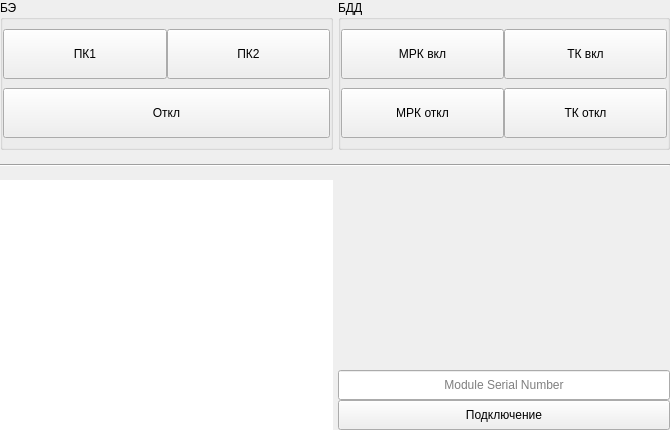
Qt form oai_kpa_mku_widget.ui (Snbnv/OAI_KPA_MKU) before a commit.
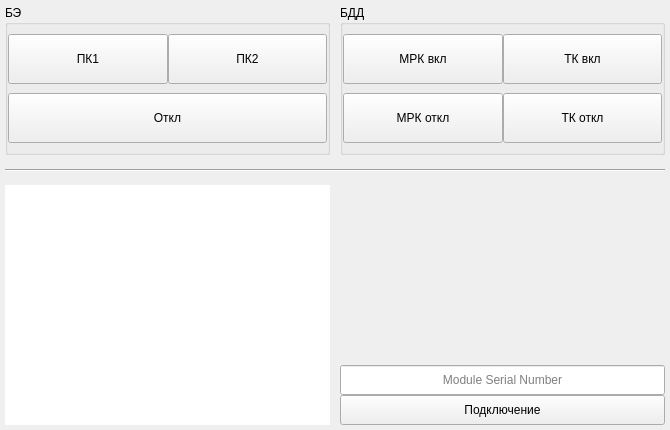
The same form after that commit.

The edit to the form file:
```diff
--- a/oai_kpa_mku_widget.ui
+++ b/oai_kpa_mku_widget.ui
@@ -31,9 +31,217 @@
   <property name="windowTitle">
    <string>Form</string>
   </property>
-  <layout class="QGridLayout" name="gridLayout" columnstretch="0,0,0,0,0,0,0">
-   <item row="0" column="2">
-    <widget class="QGroupBox" name="groupBox_2">
+  <layout class="QGridLayout" name="gridLayout" columnstretch="0,0,0,0,0">
+   <item row="1" column="2">
+    <spacer name="horizontalSpacer">
+     <property name="orientation">
+      <enum>Qt::Horizontal</enum>
+     </property>
+     <property name="sizeType">
+      <enum>QSizePolicy::Fixed</enum>
+     </property>
+     <property name="sizeHint" stdset="0">
+      <size>
+       <width>10</width>
+       <height>20</height>
+      </size>
+     </property>
+    </spacer>
+   </item>
+   <item row="1" column="1">
+    <widget class="QGroupBox" name="GroupBox_BE">
+     <property name="enabled">
+      <bool>true</bool>
+     </property>
+     <property name="sizePolicy">
+      <sizepolicy hsizetype="Minimum" vsizetype="Preferred">
+       <horstretch>0</horstretch>
+       <verstretch>0</verstretch>
+      </sizepolicy>
+     </property>
+     <property name="minimumSize">
+      <size>
+       <width>200</width>
+       <height>150</height>
+      </size>
+     </property>
+     <property name="maximumSize">
+      <size>
+       <width>400</width>
+       <height>200</height>
+      </size>
+     </property>
+     <property name="sizeIncrement">
+      <size>
+       <width>150</width>
+       <height>100</height>
+      </size>
+     </property>
+     <property name="baseSize">
+      <size>
+       <width>200</width>
+       <height>100</height>
+      </size>
+     </property>
+     <property name="toolTip">
+      <string>&lt;html&gt;&lt;head/&gt;&lt;body&gt;&lt;p align=&quot;center&quot;&gt;Команды управления БЭ БДК2&lt;/p&gt;&lt;/body&gt;&lt;/html&gt;</string>
+     </property>
+     <property name="layoutDirection">
+      <enum>Qt::LeftToRight</enum>
+     </property>
+     <property name="title">
+      <string>БЭ</string>
+     </property>
+     <property name="flat">
+      <bool>false</bool>
+     </property>
+     <property name="checkable">
+      <bool>false</bool>
+     </property>
+     <property name="checked">
+      <bool>false</bool>
+     </property>
+     <layout class="QGridLayout" name="gridLayout_2">
+      <item row="0" column="0">
+       <widget class="QPushButton" name="pushButton_PK1">
+        <property name="minimumSize">
+         <size>
+          <width>40</width>
+          <height>20</height>
+         </size>
+        </property>
+        <property name="maximumSize">
+         <size>
+          <width>16777215</width>
+          <height>50</height>
+         </size>
+        </property>
+        <property name="toolTip">
+         <string>&lt;html&gt;&lt;head/&gt;&lt;body&gt;&lt;p&gt;Задействовать полукомплект 1&lt;/p&gt;&lt;/body&gt;&lt;/html&gt;</string>
+        </property>
+        <property name="text">
+         <string>ПК1</string>
+        </property>
+       </widget>
+      </item>
+      <item row="0" column="1">
+       <widget class="QPushButton" name="pushButton_PK2">
+        <property name="minimumSize">
+         <size>
+          <width>40</width>
+          <height>20</height>
+         </size>
+        </property>
+        <property name="maximumSize">
+         <size>
+          <width>16777215</width>
+          <height>50</height>
+         </size>
+        </property>
+        <property name="sizeIncrement">
+         <size>
+          <width>130</width>
+          <height>40</height>
+         </size>
+        </property>
+        <property name="toolTip">
+         <string>&lt;html&gt;&lt;head/&gt;&lt;body&gt;&lt;p&gt;Задействовать полукомплект 2&lt;/p&gt;&lt;/body&gt;&lt;/html&gt;</string>
+        </property>
+        <property name="text">
+         <string>ПК2</string>
+        </property>
+       </widget>
+      </item>
+      <item row="1" column="0" colspan="2">
+       <widget class="QPushButton" name="pushButton_PK_Off">
+        <property name="minimumSize">
+         <size>
+          <width>80</width>
+          <height>20</height>
+         </size>
+        </property>
+        <property name="maximumSize">
+         <size>
+          <width>16777215</width>
+          <height>50</height>
+         </size>
+        </property>
+        <property name="toolTip">
+         <string>&lt;html&gt;&lt;head/&gt;&lt;body&gt;&lt;p&gt;Отключить БЭ&lt;/p&gt;&lt;/body&gt;&lt;/html&gt;</string>
+        </property>
+        <property name="text">
+         <string>Откл</string>
+        </property>
+       </widget>
+      </item>
+     </layout>
+    </widget>
+   </item>
+   <item row="1" column="4" rowspan="4">
+    <spacer name="horizontalSpacer_4">
+     <property name="orientation">
+      <enum>Qt::Horizontal</enum>
+     </property>
+     <property name="sizeType">
+      <enum>QSizePolicy::Fixed</enum>
+     </property>
+     <property name="sizeHint" stdset="0">
+      <size>
+       <width>5</width>
+       <height>100</height>
+      </size>
+     </property>
+    </spacer>
+   </item>
+   <item row="1" column="0" rowspan="4">
+    <spacer name="horizontalSpacer_3">
+     <property name="orientation">
+      <enum>Qt::Horizontal</enum>
+     </property>
+     <property name="sizeType">
+      <enum>QSizePolicy::Fixed</enum>
+     </property>
+     <property name="sizeHint" stdset="0">
+      <size>
+       <width>5</width>
+       <height>20</height>
+      </size>
+     </property>
+    </spacer>
+   </item>
+   <item row="3" column="1" colspan="3">
+    <widget class="Line" name="line">
+     <property name="minimumSize">
+      <size>
+       <width>300</width>
+       <height>30</height>
+      </size>
+     </property>
+     <property name="sizeIncrement">
+      <size>
+       <width>300</width>
+       <height>8</height>
+      </size>
+     </property>
+     <property name="baseSize">
+      <size>
+       <width>300</width>
+       <height>10</height>
+      </size>
+     </property>
+     <property name="orientation">
+      <enum>Qt::Horizontal</enum>
+     </property>
+    </widget>
+   </item>
+   <item row="1" column="3">
+    <widget class="QGroupBox" name="GroupBox_BDD">
+     <property name="sizePolicy">
+      <sizepolicy hsizetype="Minimum" vsizetype="Preferred">
+       <horstretch>0</horstretch>
+       <verstretch>0</verstretch>
+      </sizepolicy>
+     </property>
      <property name="minimumSize">
       <size>
        <width>200</width>
@@ -144,7 +352,82 @@
      </layout>
     </widget>
    </item>
-   <item row="3" column="2">
+   <item row="4" column="1">
+    <widget class="QLineEdit" name="statusLineEdit">
+     <property name="enabled">
+      <bool>true</bool>
+     </property>
+     <property name="sizePolicy">
+      <sizepolicy hsizetype="Expanding" vsizetype="Ignored">
+       <horstretch>0</horstretch>
+       <verstretch>0</verstretch>
+      </sizepolicy>
+     </property>
+     <property name="minimumSize">
+      <size>
+       <width>200</width>
+       <height>80</height>
+      </size>
+     </property>
+     <property name="maximumSize">
+      <size>
+       <width>16777215</width>
+       <height>16777215</height>
+      </size>
+     </property>
+     <property name="sizeIncrement">
+      <size>
+       <width>0</width>
+       <height>100</height>
+      </size>
+     </property>
+     <property name="baseSize">
+      <size>
+       <width>0</width>
+       <height>100</height>
+      </size>
+     </property>
+     <property name="acceptDrops">
+      <bool>true</bool>
+     </property>
+     <property name="frame">
+      <bool>false</bool>
+     </property>
+    </widget>
+   </item>
+   <item row="5" column="1" colspan="3">
+    <spacer name="verticalSpacer_2">
+     <property name="orientation">
+      <enum>Qt::Vertical</enum>
+     </property>
+     <property name="sizeType">
+      <enum>QSizePolicy::Fixed</enum>
+     </property>
+     <property name="sizeHint" stdset="0">
+      <size>
+       <width>20</width>
+       <height>5</height>
+      </size>
+     </property>
+    </spacer>
+   </item>
+   <item row="4" column="2">
+    <spacer name="horizontalSpacer_2">
+     <property name="orientation">
+      <enum>Qt::Horizontal</enum>
+     </property>
+     <property name="sizeType">
+      <enum>QSizePolicy::Fixed</enum>
+     </property>
+     <property name="sizeHint" stdset="0">
+      <size>
+       <width>10</width>
+       <height>20</height>
+      </size>
+     </property>
+    </spacer>
+   </item>
+   <item row="4" column="3">
     <layout class="QVBoxLayout" name="verticalLayout">
      <property name="spacing">
       <number>0</number>
@@ -182,6 +465,12 @@
        <property name="enabled">
         <bool>true</bool>
        </property>
+       <property name="sizePolicy">
+        <sizepolicy hsizetype="MinimumExpanding" vsizetype="Fixed">
+         <horstretch>0</horstretch>
+         <verstretch>0</verstretch>
+        </sizepolicy>
+       </property>
        <property name="minimumSize">
         <size>
          <width>200</width>
@@ -232,216 +521,18 @@
      </item>
     </layout>
    </item>
-   <item row="3" column="0">
-    <widget class="QLineEdit" name="statusLineEdit">
-     <property name="enabled">
-      <bool>true</bool>
-     </property>
-     <property name="sizePolicy">
-      <sizepolicy hsizetype="Expanding" vsizetype="Ignored">
-       <horstretch>0</horstretch>
-       <verstretch>0</verstretch>
-      </sizepolicy>
-     </property>
-     <property name="minimumSize">
-      <size>
-       <width>200</width>
-       <height>100</height>
-      </size>
-     </property>
-     <property name="maximumSize">
-      <size>
-       <width>16777215</width>
-       <height>16777215</height>
-      </size>
-     </property>
-     <property name="sizeIncrement">
-      <size>
-       <width>0</width>
-       <height>100</height>
-      </size>
-     </property>
-     <property name="baseSize">
-      <size>
-       <width>0</width>
-       <height>100</height>
-      </size>
-     </property>
-     <property name="acceptDrops">
-      <bool>true</bool>
-     </property>
-     <property name="frame">
-      <bool>false</bool>
-     </property>
-    </widget>
-   </item>
-   <item row="0" column="0">
-    <widget class="QGroupBox" name="groupBox">
-     <property name="enabled">
-      <bool>true</bool>
-     </property>
-     <property name="minimumSize">
-      <size>
-       <width>200</width>
-       <height>150</height>
-      </size>
-     </property>
-     <property name="maximumSize">
-      <size>
-       <width>400</width>
-       <height>200</height>
-      </size>
-     </property>
-     <property name="sizeIncrement">
-      <size>
-       <width>150</width>
-       <height>100</height>
-      </size>
-     </property>
-     <property name="baseSize">
-      <size>
-       <width>200</width>
-       <height>100</height>
-      </size>
-     </property>
-     <property name="toolTip">
-      <string>&lt;html&gt;&lt;head/&gt;&lt;body&gt;&lt;p align=&quot;center&quot;&gt;Команды управления БЭ БДК2&lt;/p&gt;&lt;/body&gt;&lt;/html&gt;</string>
-     </property>
-     <property name="layoutDirection">
-      <enum>Qt::LeftToRight</enum>
-     </property>
-     <property name="title">
-      <string>БЭ</string>
-     </property>
-     <property name="flat">
-      <bool>false</bool>
-     </property>
-     <property name="checkable">
-      <bool>false</bool>
-     </property>
-     <property name="checked">
-      <bool>false</bool>
-     </property>
-     <layout class="QGridLayout" name="gridLayout_2">
-      <item row="0" column="0">
-       <widget class="QPushButton" name="pushButton_11">
-        <property name="minimumSize">
-         <size>
-          <width>40</width>
-          <height>20</height>
-         </size>
-        </property>
-        <property name="maximumSize">
-         <size>
-          <width>16777215</width>
-          <height>50</height>
-         </size>
-        </property>
-        <property name="text">
-         <string>ПК1</string>
-        </property>
-       </widget>
-      </item>
-      <item row="0" column="1">
-       <widget class="QPushButton" name="pushButton_12">
-        <property name="minimumSize">
-         <size>
-          <width>40</width>
-          <height>20</height>
-         </size>
-        </property>
-        <property name="maximumSize">
-         <size>
-          <width>16777215</width>
-          <height>50</height>
-         </size>
-        </property>
-        <property name="sizeIncrement">
-         <size>
-          <width>130</width>
-          <height>40</height>
-         </size>
-        </property>
-        <property name="text">
-         <string>ПК2</string>
-        </property>
-       </widget>
-      </item>
-      <item row="1" column="0" colspan="2">
-       <widget class="QPushButton" name="pushButton_13">
-        <property name="minimumSize">
-         <size>
-          <width>80</width>
-          <height>20</height>
-         </size>
-        </property>
-        <property name="maximumSize">
-         <size>
-          <width>16777215</width>
-          <height>50</height>
-         </size>
-        </property>
-        <property name="text">
-         <string>Откл</string>
-        </property>
-       </widget>
-      </item>
-     </layout>
-    </widget>
-   </item>
-   <item row="2" column="0" colspan="3">
-    <widget class="Line" name="line">
-     <property name="minimumSize">
-      <size>
-       <width>300</width>
-       <height>30</height>
-      </size>
-     </property>
-     <property name="sizeIncrement">
-      <size>
-       <width>300</width>
-       <height>8</height>
-      </size>
-     </property>
-     <property name="baseSize">
-      <size>
-       <width>300</width>
-       <height>10</height>
-      </size>
-     </property>
+   <item row="0" column="1" colspan="3">
+    <spacer name="verticalSpacer_3">
      <property name="orientation">
-      <enum>Qt::Horizontal</enum>
+      <enum>Qt::Vertical</enum>
      </property>
-    </widget>
-   </item>
-   <item row="0" column="1">
-    <spacer name="horizontalSpacer">
-     <property name="orientation">
-      <enum>Qt::Horizontal</enum>
-     </property>
      <property name="sizeType">
-      <enum>QSizePolicy::Preferred</enum>
+      <enum>QSizePolicy::Fixed</enum>
      </property>
      <property name="sizeHint" stdset="0">
       <size>
-       <width>5</width>
-       <height>20</height>
-      </size>
-     </property>
-    </spacer>
-   </item>
-   <item row="3" column="1">
-    <spacer name="horizontalSpacer_2">
-     <property name="orientation">
-      <enum>Qt::Horizontal</enum>
-     </property>
-     <property name="sizeType">
-      <enum>QSizePolicy::Preferred</enum>
-     </property>
-     <property name="sizeHint" stdset="0">
-      <size>
-       <width>5</width>
-       <height>20</height>
+       <width>20</width>
+       <height>5</height>
       </size>
      </property>
     </spacer>
```
Left out of the diff: 15 changed lines with no effect on the pictures.
